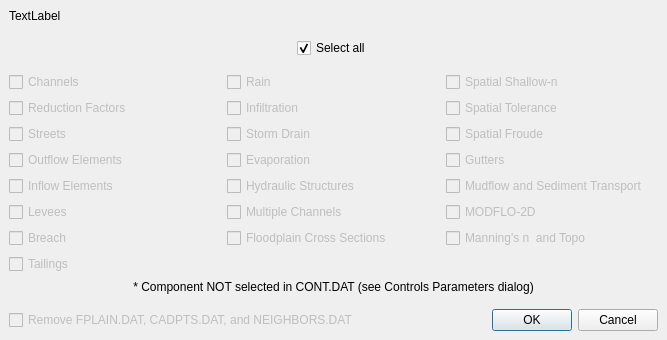
Old version of the form flo2d/ui/components.ui in the repository FLO-2DSoftware/qgis-flo-2d-plugin.
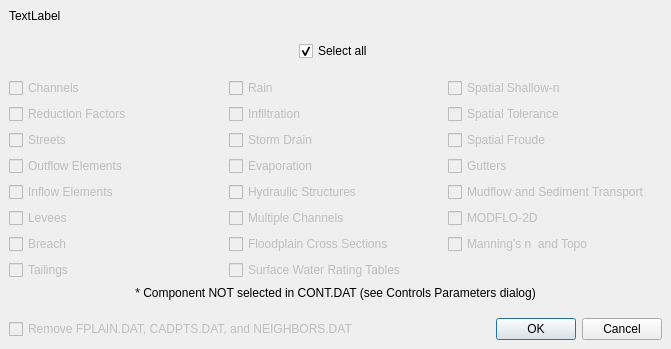
New version of the form.

Commit message: Export OUTRC done

What changed in the file:
```diff
--- a/flo2d/ui/components.ui
+++ b/flo2d/ui/components.ui
@@ -6,8 +6,8 @@
    <rect>
     <x>0</x>
     <y>0</y>
-    <width>667</width>
-    <height>340</height>
+    <width>671</width>
+    <height>349</height>
    </rect>
   </property>
   <property name="sizePolicy">
@@ -541,17 +541,14 @@
       </widget>
      </item>
      <item row="7" column="0">
-      <spacer name="verticalSpacer_4">
-       <property name="orientation">
-        <enum>Qt::Vertical</enum>
+      <widget class="QCheckBox" name="outrc_chbox">
+       <property name="enabled">
+        <bool>false</bool>
        </property>
-       <property name="sizeHint" stdset="0">
-        <size>
-         <width>20</width>
-         <height>40</height>
-        </size>
+       <property name="text">
+        <string>Surface Water Rating Tables</string>
        </property>
-      </spacer>
+      </widget>
      </item>
     </layout>
    </item>
```
Left out of the diff: 76 changed lines with no effect on the pictures. The commit also changes 3 other files.
